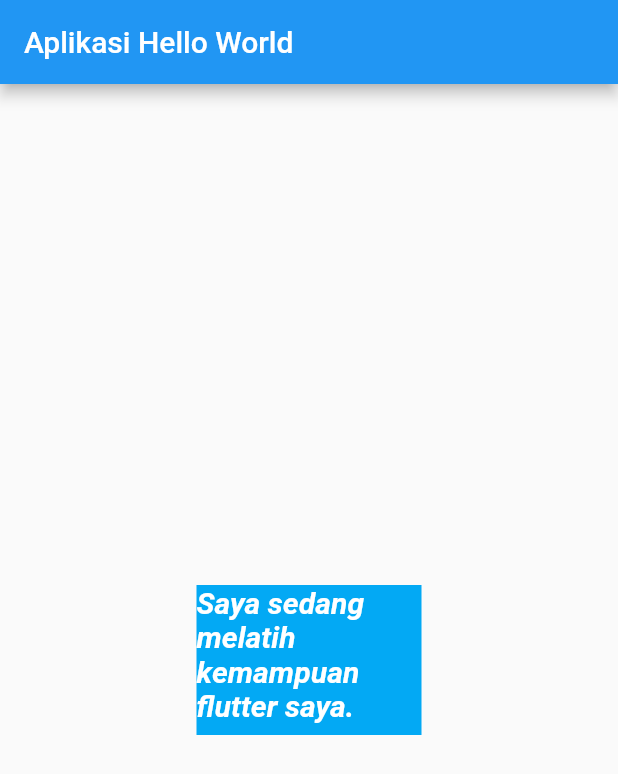
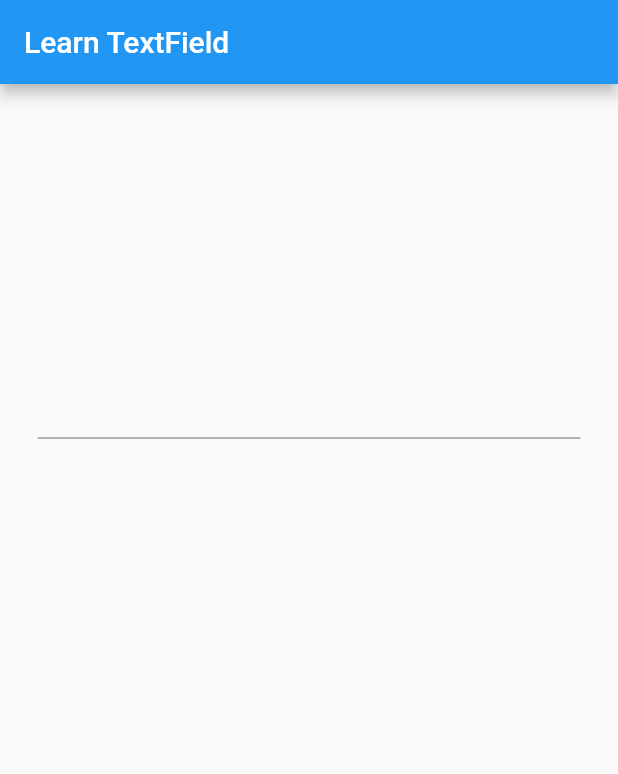
Before and after one commit to bagashyt/flutter_learndart, a Flutter app: the screen it shows after launch, on a phone screen of 412 x 824 dp. Shown: the top 774 px of the screen. Run offline on Flutter 3.47's test engine with Material 2 defaults, Android fonts, the phone set to English and light mode, and no system bars.

Commit message:
learn textfield

```diff
--- a/lib/main.dart
+++ b/lib/main.dart
@@ -4,27 +4,36 @@ void main() {
   runApp(new MyApp());
 }
 
-class MyApp extends StatelessWidget {
+class MyApp extends StatefulWidget {
+  @override
+  _MyAppState createState() => _MyAppState();
+}
+
+class _MyAppState extends State<MyApp> {
+  TextEditingController controller = TextEditingController();
+
   @override
   Widget build(BuildContext context) {
     return MaterialApp(
       home: Scaffold(
         appBar: AppBar(
-          title: Text("Aplikasi Hello World"),
+          title: Text("Learn TextField"),
         ),
-        body: Center(
-            child: Container(
-                color: Colors.lightBlue,
-                width: 150,
-                height: 100,
-                child: Text(
-                  "Saya sedang melatih kemampuan flutter saya.",
-                  style: TextStyle(
-                      color: Colors.white,
-                      fontStyle: FontStyle.italic,
-                      fontWeight: FontWeight.w700,
-                      fontSize: 20),
-                ))),
+        body: Container(
+          margin: EdgeInsets.all(25),
+          child: Column(
+            mainAxisAlignment: MainAxisAlignment.spaceAround,
+            children: <Widget>[
+              TextField(
+                onChanged: (value) {
+                  setState(() {});
+                },
+                controller: controller,
+              ),
+              Text(controller.text)
+            ],
+          ),
+        ),
       ),
     );
   }
```
